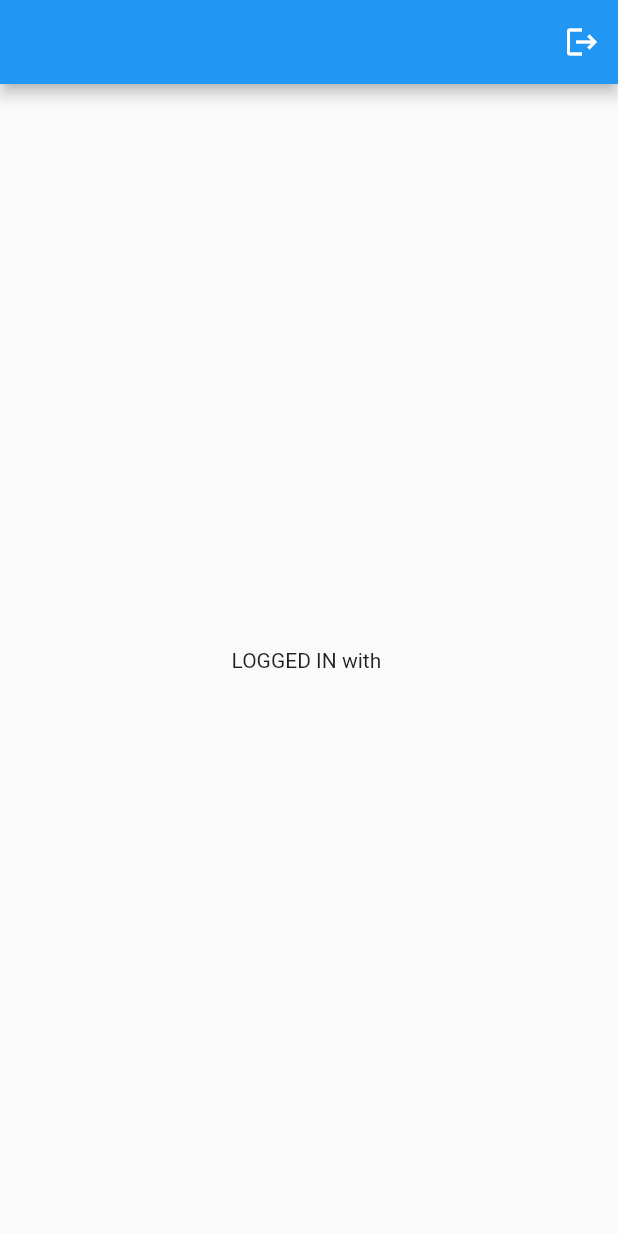
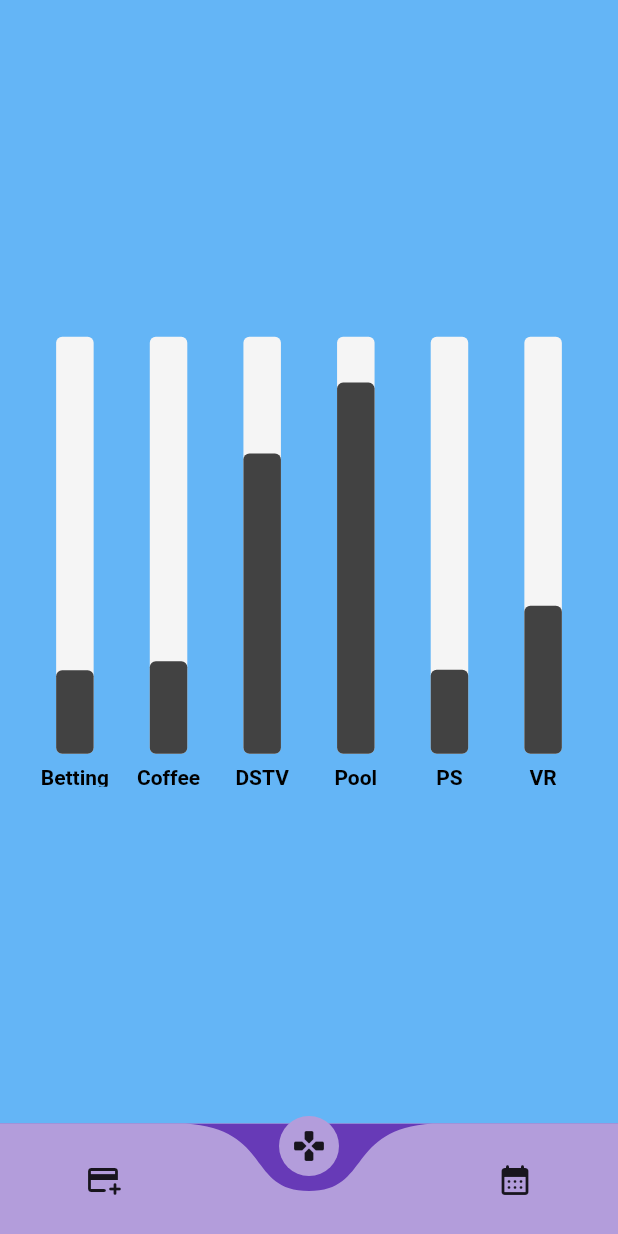
Before and after one commit to daveragos/GZ1, a Flutter app: the screen it shows once a user with an empty profile is signed in, on a phone screen of 412 x 824 dp. Run offline on Flutter 3.47's test engine with Material 2 defaults, Android fonts, the phone set to English and light mode, and no system bars; drawn by our look-alikes of curved_navigation_bar, fl_chart; our stand-ins replace firebase_auth, firebase_core; accounts and stored records are empty; network calls fail.

Commit message:
bar graph UI implemented

```diff
--- a/lib/Auth/auth_check_page.dart
+++ b/lib/Auth/auth_check_page.dart
@@ -2,6 +2,7 @@
 
 import 'package:flutter/material.dart';
 import 'package:firebase_auth/firebase_auth.dart';
+import 'package:game_zoning/home.dart';
 import 'home_page.dart';
 import 'login_register_page.dart';
 
@@ -16,7 +17,7 @@
         builder: (context, snapshot) {
           // check if logged in
           if (snapshot.hasData) {
-            return HomePage();
+            return Home();
           }
           //check if not logged in
           else {
--- a/lib/Auth/login_page.dart
+++ b/lib/Auth/login_page.dart
@@ -185,7 +185,7 @@
                       ),
                       //google
                       GestureDetector(
-                        onTap: () => AuthService().signInWithGoogle(),
+                        onTap: () => {}, //AuthService().signInWithGoogle(),
                         child: Image.asset(
                           "lib/assets/google.png",
                           height: 52,
--- a/lib/Auth/register_page.dart
+++ b/lib/Auth/register_page.dart
@@ -182,7 +182,7 @@
                       ),
                       //google
                       GestureDetector(
-                        onTap: () => AuthService().signInWithGoogle(),
+                        onTap: () => {}, // AuthService().signInWithGoogle(),
                         child: Image.asset(
                           "lib/assets/google.png",
                           height: 52,
--- /dev/null
+++ b/lib/Bar_Graph/bar_data.dart
@@ -0,0 +1,52 @@
+import 'package:game_zoning/Bar_Graph/individual_income.dart';
+
+class BarData {
+  final double dstvAmount;
+  final double poolAmount;
+  final double vrAmount;
+  final double coffeeAmount;
+  final double psAmount;
+  final double bettingAmount;
+
+  BarData({
+    required this.bettingAmount,
+    required this.coffeeAmount,
+    required this.dstvAmount,
+    required this.poolAmount,
+    required this.psAmount,
+    required this.vrAmount,
+  });
+
+  List<IndividualBar> barData = [];
+
+  //initialize bardata
+
+  void initializeBarData() {
+    barData = [
+      IndividualBar(
+        x: 0,
+        y: bettingAmount,
+      ),
+      IndividualBar(
+        x: 1,
+        y: coffeeAmount,
+      ),
+      IndividualBar(
+        x: 2,
+        y: dstvAmount,
+      ),
+      IndividualBar(
+        x: 3,
+        y: poolAmount,
+      ),
+      IndividualBar(
+        x: 4,
+        y: psAmount,
+      ),
+      IndividualBar(
+        x: 5,
+        y: vrAmount,
+      ),
+    ];
+  }
+}
--- /dev/null
+++ b/lib/Bar_Graph/bar_graph.dart
@@ -0,0 +1,90 @@
+import 'package:fl_chart/fl_chart.dart';
+import 'package:flutter/material.dart';
+
+import 'bar_data.dart';
+
+class MyBarGraph extends StatelessWidget {
+  final List allGamesIncome;
+  const MyBarGraph({super.key, required this.allGamesIncome});
+
+  @override
+  Widget build(BuildContext context) {
+    BarData myBarData = BarData(
+      bettingAmount: allGamesIncome[0],
+      coffeeAmount: allGamesIncome[1],
+      dstvAmount: allGamesIncome[2],
+      poolAmount: allGamesIncome[3],
+      psAmount: allGamesIncome[4],
+      vrAmount: allGamesIncome[5],
+    );
+    myBarData.initializeBarData();
+    return BarChart(
+      BarChartData(
+        maxY: 600,
+        minY: 0,
+        gridData: FlGridData(
+          show: false,
+        ),
+        titlesData: FlTitlesData(
+          show: true,
+          topTitles: AxisTitles(sideTitles: SideTitles(showTitles: false)),
+          leftTitles: AxisTitles(sideTitles: SideTitles(showTitles: false)),
+          rightTitles: AxisTitles(sideTitles: SideTitles(showTitles: false)),
+          bottomTitles: AxisTitles(
+              sideTitles: SideTitles(
+                  showTitles: true, getTitlesWidget: getBottomTitles)),
+        ),
+        borderData: FlBorderData(
+          show: false,
+        ),
+        barGroups: myBarData.barData
+            .map((data) => BarChartGroupData(
+                  x: data.x,
+                  barRods: [
+                    BarChartRodData(
+                      toY: data.y,
+                      color: Colors.grey[800],
+                      width: 25,
+                      borderRadius: BorderRadius.circular(4),
+                      backDrawRodData: BackgroundBarChartRodData(
+                          show: true, toY: 600, color: Colors.grey[100]),
+                    ),
+                  ],
+                ))
+            .toList(),
+      ),
+    );
+  }
+}
+
+Widget getBottomTitles(double value, TitleMeta meta) {
+  const style =
+      TextStyle(color: Colors.black, fontWeight: FontWeight.bold, fontSize: 14);
+
+  Widget text;
+  switch (value.toInt()) {
+    case 0:
+      text = const Text('Betting', style: style);
+      break;
+    case 1:
+      text = const Text('Coffee', style: style);
+      break;
+    case 2:
+      text = const Text('DSTV', style: style);
+      break;
+    case 3:
+      text = const Text('Pool', style: style);
+      break;
+    case 4:
+      text = const Text('PS', style: style);
+      break;
+    case 5:
+      text = const Text('VR', style: style);
+      break;
+    default:
+      text = const Text('', style: style);
+      break;
+  }
+
+  return SideTitleWidget(child: text, axisSide: meta.axisSide);
+}
--- /dev/null
+++ b/lib/Bar_Graph/individual_income.dart
@@ -0,0 +1,6 @@
+class IndividualBar {
+  final int x;
+  final double y;
+
+  IndividualBar({required this.x, required this.y});
+}
--- /dev/null
+++ b/lib/home.dart
@@ -0,0 +1,43 @@
+import 'package:curved_navigation_bar/curved_navigation_bar.dart';
+import 'package:flutter/material.dart';
+
+import 'screens/adding_page.dart';
+import 'screens/calendar_page.dart';
+import 'screens/home_page.dart';
+
+class Home extends StatefulWidget {
+  const Home({super.key});
+
+  @override
+  State<Home> createState() => _HomeState();
+}
+
+class _HomeState extends State<Home> {
+  int start_index = 1;
+  final screens = [
+    AddingPage(),
+    HomePage(),
+    CalendarPage(),
+  ];
+  @override
+  Widget build(BuildContext context) {
+    final items = <Widget>[
+      Icon(Icons.add_card_rounded),
+      Icon(Icons.gamepad_rounded),
+      Icon(Icons.calendar_month_rounded),
+    ];
+    return Scaffold(
+      bottomNavigationBar: CurvedNavigationBar(
+        backgroundColor: Colors.deepPurple,
+        color: Colors.deepPurple.shade200,
+        animationDuration: Duration(milliseconds: 300),
+        onTap: (value) => setState(() {
+          start_index = value;
+        }),
+        index: start_index,
+        items: items,
+      ),
+      body: screens[start_index],
+    );
+  }
+}
--- /dev/null
+++ b/lib/screens/adding_page.dart
@@ -0,0 +1,13 @@
+import 'package:flutter/material.dart';
+
+class AddingPage extends StatelessWidget {
+  const AddingPage({super.key});
+
+  @override
+  Widget build(BuildContext context) {
+    return Scaffold(
+      backgroundColor: Colors.amber,
+      body: Center(child: Text("Adding Page")),
+    );
+  }
+}
--- /dev/null
+++ b/lib/screens/calendar_page.dart
@@ -0,0 +1,13 @@
+import 'package:flutter/material.dart';
+
+class CalendarPage extends StatelessWidget {
+  const CalendarPage({super.key});
+
+  @override
+  Widget build(BuildContext context) {
+    return Scaffold(
+      backgroundColor: Colors.white,
+      body: Center(child: Text("Calendar Page")),
+    );
+  }
+}
--- /dev/null
+++ b/lib/screens/home_page.dart
@@ -0,0 +1,38 @@
+// ignore_for_file: prefer_const_constructors
+
+import 'package:flutter/material.dart';
+import 'package:game_zoning/Bar_Graph/bar_graph.dart';
+
+//input: list of games =[dstv, pool, ps, coffee, betting, vr]
+
+class HomePage extends StatefulWidget {
+  const HomePage({super.key});
+
+  @override
+  State<HomePage> createState() => _HomePageState();
+}
+
+class _HomePageState extends State<HomePage> {
+  // list of game income
+  List<double> allGamesIncome = [
+    120,
+    133,
+    432,
+    534,
+    121,
+    213,
+  ];
+
+  @override
+  Widget build(BuildContext context) {
+    return Scaffold(
+      backgroundColor: Colors.blue[300],
+      body: Center(
+        child: SizedBox(
+          height: 300,
+          child: MyBarGraph(allGamesIncome: allGamesIncome),
+        ),
+      ),
+    );
+  }
+}
--- a/lib/services/auth_service.dart
+++ b/lib/services/auth_service.dart
@@ -1,22 +1,22 @@
-import 'package:firebase_auth/firebase_auth.dart';
-import 'package:google_sign_in/google_sign_in.dart';
+// import 'package:firebase_auth/firebase_auth.dart';
+// import 'package:google_sign_in/google_sign_in.dart';
 
-class AuthService {
-  //google sign in
-  signInWithGoogle() async {
-    // begin the process of google sign in
-    final GoogleSignInAccount? gUser = await GoogleSignIn().signIn();
-    // obtain auth detail from request
-    final GoogleSignInAuthentication? gAuth = await gUser?.authentication;
-    // create a new credentials from the request
-    if (gAuth?.accessToken != null && gAuth?.idToken != null) {
-      final credential = GoogleAuthProvider.credential(
-        accessToken: gAuth?.accessToken,
-        idToken: gAuth?.idToken,
-      );
+// class AuthService {
+//   //google sign in
+//   signInWithGoogle() async {
+//     // begin the process of google sign in
+//     final GoogleSignInAccount? gUser = await GoogleSignIn().signIn();
+//     // obtain auth detail from request
+//     final GoogleSignInAuthentication? gAuth = await gUser?.authentication;
+//     // create a new credentials from the request
+//     if (gAuth?.accessToken != null && gAuth?.idToken != null) {
+//       final credential = GoogleAuthProvider.credential(
+//         accessToken: gAuth?.accessToken,
+//         idToken: gAuth?.idToken,
+//       );
 
-      // finally, signing in with the new credentials
-      return FirebaseAuth.instance.signInWithCredential(credential);
-    }
-  }
-}
+//       // finally, signing in with the new credentials
+//       return FirebaseAuth.instance.signInWithCredential(credential);
+//     }
+//   }
+// }
--- a/pubspec.yaml
+++ b/pubspec.yaml
@@ -37,7 +37,8 @@
   cupertino_icons: ^1.0.2
   firebase_core: ^2.15.0
   firebase_auth: ^4.7.1
-  google_sign_in: ^6.1.4
+  curved_navigation_bar: ^1.0.3
+  fl_chart: ^0.63.0
 
 dev_dependencies:
   flutter_test:
```
Also changed, not shown: pubspec.lock.
